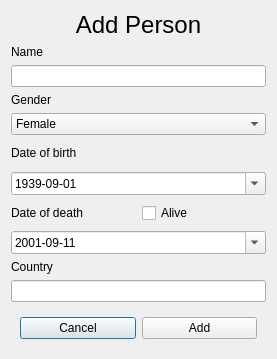
The window that Verklegt_Namskeid-Skil3/Verklegt_Namskeid-Skil3/addpersondialog.ui (Indexu/Verklegt_Namskeid) describes before a commit, drawn with Qt 5.
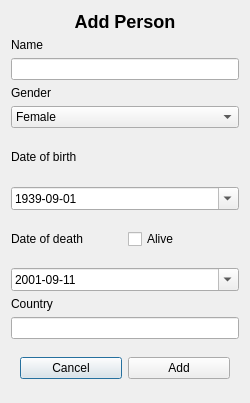
The same window after the commit.

Diff of the .ui file:
```diff
--- a/Verklegt_Namskeid-Skil3/Verklegt_Namskeid-Skil3/addpersondialog.ui
+++ b/Verklegt_Namskeid-Skil3/Verklegt_Namskeid-Skil3/addpersondialog.ui
@@ -6,8 +6,8 @@
    <rect>
     <x>0</x>
     <y>0</y>
-    <width>277</width>
-    <height>359</height>
+    <width>250</width>
+    <height>403</height>
    </rect>
   </property>
   <property name="windowTitle">
@@ -23,7 +23,7 @@
       </sizepolicy>
      </property>
      <property name="text">
-      <string>&lt;html&gt;&lt;head/&gt;&lt;body&gt;&lt;p&gt;&lt;span style=&quot; font-size:18pt;&quot;&gt;Add Person&lt;/span&gt;&lt;/p&gt;&lt;/body&gt;&lt;/html&gt;</string>
+      <string>&lt;html&gt;&lt;head/&gt;&lt;body&gt;&lt;p&gt;&lt;span style=&quot; font-size:x-large; font-weight:600;&quot;&gt;Add Person&lt;/span&gt;&lt;/p&gt;&lt;/body&gt;&lt;/html&gt;</string>
      </property>
      <property name="alignment">
       <set>Qt::AlignCenter</set>
```
